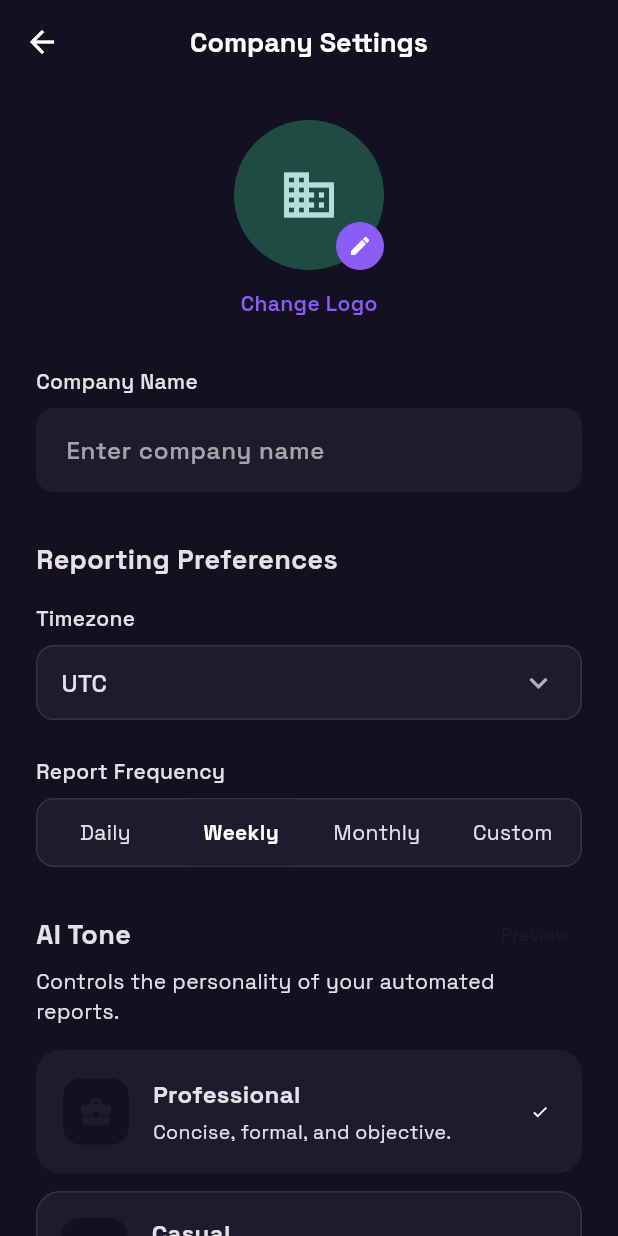
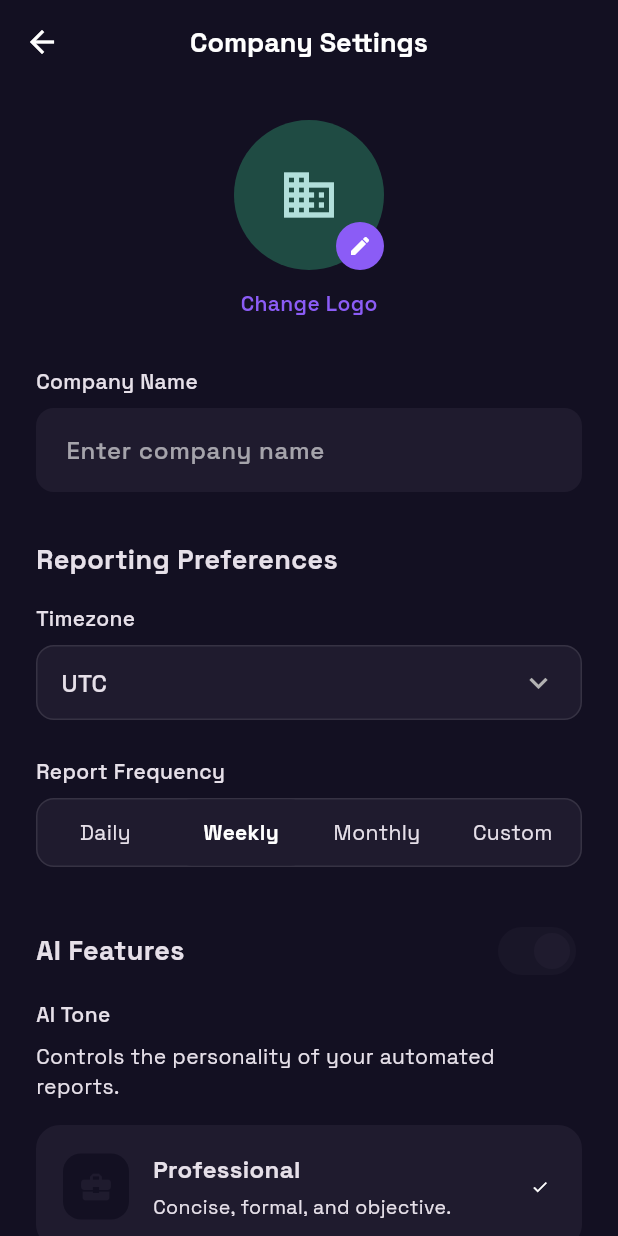
Before and after one commit to hermes13002/Reportly, a Flutter app: the CompanyFormScreen screen opened directly, on a phone screen of 412 x 824 dp. Run offline on Flutter 3.47's test engine with Material 3 defaults, Android fonts, the phone set to English and light mode, and no system bars; our stand-ins replace flutter_markdown, get, google_fonts; missing offline and left inert: mailer, serverpod, serverpod_auth_core_client, serverpod_auth_core_server, serverpod_auth_idp_client, serverpod_auth_idp_flutter and 3 more; statements that could not run were skipped.

Commit message:
feat: enhance report generation with full commit messages, templates, and AI toggle

```diff
--- a/reportly_client/lib/src/protocol/client.dart
+++ b/reportly_client/lib/src/protocol/client.dart
@@ -458,6 +458,7 @@ class EndpointReportGeneration extends _i2.EndpointRef {
     required int companyId,
     required DateTime startDate,
     required DateTime endDate,
+    int? templateId,
   }) => caller.callServerEndpoint<_i7.Report>(
     'reportGeneration',
     'generate',
@@ -465,6 +466,7 @@ class EndpointReportGeneration extends _i2.EndpointRef {
       'companyId': companyId,
       'startDate': startDate,
       'endDate': endDate,
+      'templateId': templateId,
     },
   );
 
--- a/reportly_flutter/lib/features/company/screens/company_form_screen.dart
+++ b/reportly_flutter/lib/features/company/screens/company_form_screen.dart
@@ -19,6 +19,7 @@ class _CompanyFormScreenState extends State<CompanyFormScreen> {
   String _selectedTimezone = 'UTC';
   String _frequency = 'weekly';
   int? _customDays;
+  bool _aiEnabled = true;
   String _tone = 'formal'; // Default to one of the UI options
   bool _saving = false;
 
@@ -41,6 +42,7 @@ class _CompanyFormScreenState extends State<CompanyFormScreen> {
 
     _frequency = widget.company?.reportFrequency ?? 'weekly';
     _customDays = widget.company?.customFrequencyDays;
+    _aiEnabled = widget.company?.aiEnabled ?? true;
     _tone =
         widget.company?.toneSetting ??
         'professional'; // professional/casual/technical
@@ -287,36 +289,33 @@ class _CompanyFormScreenState extends State<CompanyFormScreen> {
             ),
             const SizedBox(height: 32),
 
-            // AI Tone
+            // AI Toggle & Tone
             Row(
               mainAxisAlignment: MainAxisAlignment.spaceBetween,
               children: [
                 Text(
-                  'AI Tone',
+                  'AI Features',
                   style: TextStyle(
                     fontSize: 18,
                     fontWeight: FontWeight.bold,
                     color: Theme.of(context).textTheme.titleLarge?.color,
                   ),
                 ),
-                Container(
-                  padding: const EdgeInsets.symmetric(
-                    horizontal: 8,
-                    vertical: 4,
-                  ),
-                  decoration: BoxDecoration(
-                    color: Theme.of(context).scaffoldBackgroundColor,
-                    borderRadius: BorderRadius.circular(6),
-                  ),
-                  child: Text(
-                    'Preview',
-                    style: TextStyle(
-                      color: Theme.of(context).primaryColor,
-                      fontSize: 12,
-                    ),
-                  ),
+                Switch(
+                  value: _aiEnabled,
+                  onChanged: (v) => setState(() => _aiEnabled = v),
+                  activeColor: Theme.of(context).primaryColor,
                 ),
               ],
+            ),
+            const SizedBox(height: 8),
+            if (_aiEnabled) ...[
+              Text(
+                'AI Tone',
+                style: TextStyle(
+                  color: Theme.of(context).textTheme.bodyMedium?.color,
+                  fontWeight: FontWeight.w500,
+                ),
               ),
               const SizedBox(height: 8),
               Text(
@@ -346,6 +345,17 @@ class _CompanyFormScreenState extends State<CompanyFormScreen> {
                 title: 'Technical',
                 subtitle: 'Detailed, code-centric focus.',
                 icon: Icons.terminal,
+              ),
+            ] else
+              Container(
+                padding: const EdgeInsets.all(16),
+                decoration: BoxDecoration(
+                  color: Colors.grey.withOpacity(0.1),
+                  borderRadius: BorderRadius.circular(12),
+                ),
+                child: const Text(
+                  'AI summarization is disabled. Reports will only contain raw commit data.',
+                ),
               ),
 
             const SizedBox(height: 48),
@@ -502,7 +512,7 @@ class _CompanyFormScreenState extends State<CompanyFormScreen> {
         timezone: _selectedTimezone,
         reportFrequency: _frequency,
         customFrequencyDays: _frequency == 'custom' ? _customDays : null,
-        aiEnabled: true, // Auto-enable AI for new tone logic
+        aiEnabled: _aiEnabled,
         toneSetting: _tone,
         createdAt: widget.company?.createdAt ?? DateTime.now(),
         updatedAt: DateTime.now(),
```
Also changed, not shown: reportly_flutter/lib/features/report/screens/report_generate_screen.dart (+78 -0 lines), reportly_server/lib/src/endpoints/report_generation_endpoint.dart (+9 -1 lines), reportly_server/lib/src/services/commit_processor.dart (+24 -11 lines), reportly_server/lib/src/services/template_engine.dart (+9 -0 lines), reportly_server/lib/src/generated/endpoints.dart, 1 other file. Lines whose indentation alone changed are shown as unchanged.
